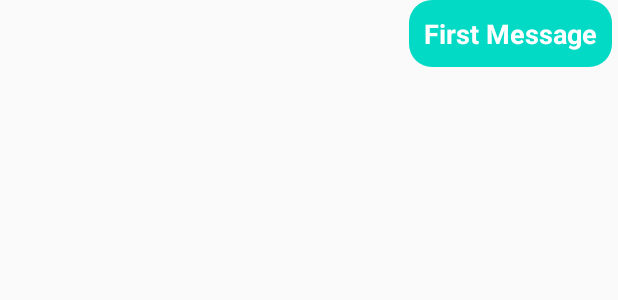
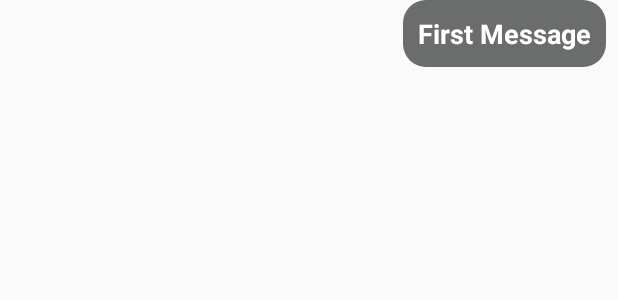
Before and after one commit to NightMare8587/ChatBot, an Android app: the layout card_message_revive.xml on its own in the app's theme, with its tools: preview values and no code run, on a phone screen of 412 x 824 dp. Shown: the top 300 px of the screen. Run offline under Robolectric (Android 15) with nearby library versions, the phone set to English and light mode, and no system bars.

Commit message:
added bugs

```diff
--- a/app/build.gradle
+++ b/app/build.gradle
@@ -41,4 +41,5 @@ dependencies {
     androidTestImplementation 'androidx.test.espresso:espresso-core:3.3.0'
     implementation 'com.google.android.gms:play-services-auth:19.0.0'
     implementation 'com.android.volley:volley:1.2.0'
+    implementation 'com.github.eneskarpuzoglu:android-fast-dialog:1.3.6'
 }
--- a/app/src/main/java/com/consumers/sampleapp/LoginActivity.java
+++ b/app/src/main/java/com/consumers/sampleapp/LoginActivity.java
@@ -106,7 +106,7 @@ public class LoginActivity extends AppCompatActivity {
                             assert user != null;
                             auth.updateCurrentUser(user);
 
-                            Toast.makeText(LoginActivity.this, ""+auth.getUid(), Toast.LENGTH_SHORT).show();
+//                            Toast.makeText(LoginActivity.this, ""+auth.getUid(), Toast.LENGTH_SHORT).show();
                             GoogleSignInDB googleSignInDB = new GoogleSignInDB(account.getDisplayName(),account.getEmail());
                             reference = FirebaseDatabase.getInstance().getReference().getRoot();
                             reference.child("Users").child(Objects.requireNonNull(auth.getUid())).setValue(googleSignInDB);
--- a/app/src/main/res/drawable/card_receive.xml
+++ b/app/src/main/res/drawable/card_receive.xml
@@ -1,7 +1,7 @@
 <?xml version="1.0" encoding="utf-8"?>
 <shape xmlns:android="http://schemas.android.com/apk/res/android">
 
-    <solid android:color="@color/teal_200"
+    <solid android:color="#6B6D6D"
         />
     <corners
         android:radius="12dp"
--- a/app/src/main/res/drawable/shape.xml
+++ b/app/src/main/res/drawable/shape.xml
@@ -2,6 +2,6 @@
 <shape xmlns:android="http://schemas.android.com/apk/res/android"
     android:shape="rectangle"
     >
-<solid android:color="@color/black"/>
+<solid android:color="#147EFB"/>
     <corners android:radius="15dp"/>
 </shape>
--- a/app/src/main/res/drawable/shape_second.xml
+++ b/app/src/main/res/drawable/shape_second.xml
@@ -1,6 +1,6 @@
 <?xml version="1.0" encoding="utf-8"?>
 <shape xmlns:android="http://schemas.android.com/apk/res/android"
     android:shape="rectangle">
-<solid android:color="@color/teal_200"/>
+<solid android:color="#6B6D6D"/>
     <corners android:radius="15dp"/>
 </shape>
--- a/app/src/main/res/layout/card_message_revive.xml
+++ b/app/src/main/res/layout/card_message_revive.xml
@@ -22,9 +22,10 @@
         android:layout_width="wrap_content"
         android:layout_height="wrap_content"
         android:layout_gravity="end"
-       android:padding="10dp"
-        android:layout_marginEnd="4dp"
+        android:layout_marginEnd="8dp"
+        android:layout_marginBottom="4dp"
         android:background="@drawable/shape_second"
+        android:padding="10dp"
         android:text="First Message"
         android:textColor="@color/white"
         android:textSize="18sp"
```
Also changed, not shown: app/src/main/java/com/consumers/sampleapp/MainActivity.java (+51 -2 lines).
